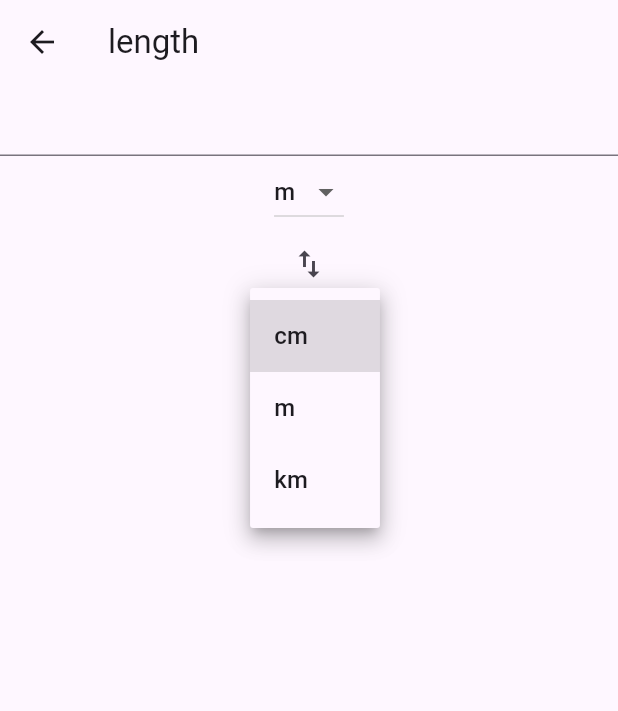
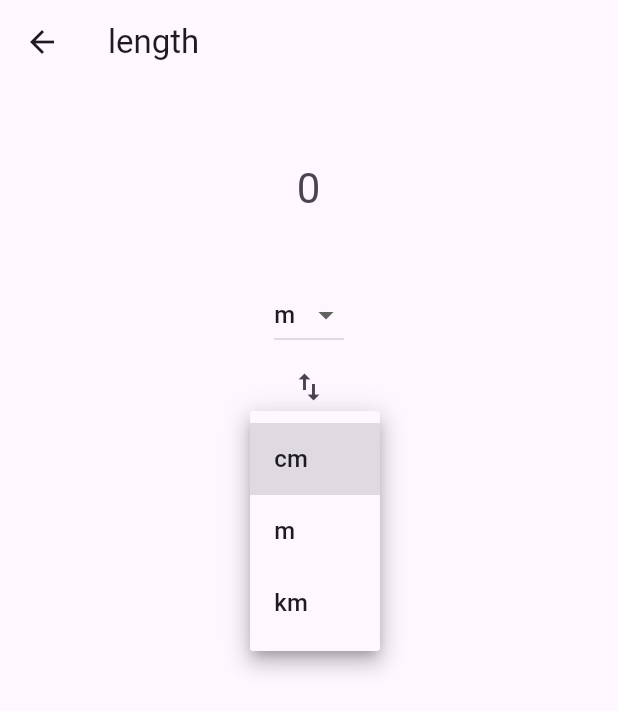
Before and after one commit to BusyHand/mobile_course, a Flutter app: the ConverterScreen screen opened directly with empty values, after a tap on the "swap vert" icon, after a tap on "cm", on a phone screen of 412 x 824 dp. Shown: the top 711 px of the screen. Run offline on Flutter 3.47's test engine with Material 3 defaults, Android fonts, the phone set to English and light mode, and no system bars.

Commit message:
Сделал более читаемый вид

```diff
--- a/lib/models/quantity_type.dart
+++ b/lib/models/quantity_type.dart
@@ -1,7 +1,11 @@
 enum QuantityType {
-  length,
-  weight,
-  temperature,
-  area,
-  currency,
+  length('Длина'),
+  weight('Вес'),
+  temperature('Температура'),
+  area('Площадь'),
+  currency('Валюта');
+
+  final String title;
+
+  const QuantityType(this.title);
 }
--- a/lib/screens/converter_srceen.dart
+++ b/lib/screens/converter_srceen.dart
@@ -1,4 +1,5 @@
 import 'package:flutter/material.dart';
+import 'package:flutter/services.dart';
 
 import '../models/quantity_type.dart';
 import '../models/unit.dart';
@@ -31,6 +32,16 @@ class _ConverterScreenState extends State<ConverterScreen> {
     to = strategy.getUnits()[1];
   }
 
+  String formatResult(double value) {
+    if (value % 1 == 0) {
+      return value.toInt().toString();
+    }
+    return value
+        .toStringAsFixed(4)
+        .replaceAll(RegExp(r'0+$'), '')
+        .replaceAll('.', '.');
+  }
+
   void swap() {
     setState(() {
       final temp = from;
@@ -48,12 +59,33 @@ class _ConverterScreenState extends State<ConverterScreen> {
 
     return Scaffold(
       appBar: AppBar(title: Text(widget.type.name)),
-      body: Column(
+      body: Padding(
+        padding: const EdgeInsets.all(16),
+        child: Column(
+          crossAxisAlignment: CrossAxisAlignment.center,
           children: [
+            const SizedBox(height: 24),
+
+            // INPUT
             TextField(
-            keyboardType: TextInputType.number,
+              keyboardType: const TextInputType.numberWithOptions(
+                decimal: true,
+              ),
+              inputFormatters: [
+                FilteringTextInputFormatter.allow(RegExp(r'^\d*\.?\d*$')),
+              ],
               onChanged: (v) => setState(() => input = v),
+              textAlign: TextAlign.center,
+              style: const TextStyle(fontSize: 28),
+              decoration: const InputDecoration(
+                hintText: '0',
+                border: InputBorder.none,
               ),
+            ),
+
+            const SizedBox(height: 32),
+
+            // FROM
             DropdownButton<Unit>(
               value: from,
               items: strategy
@@ -63,6 +95,8 @@ class _ConverterScreenState extends State<ConverterScreen> {
               onChanged: (v) => setState(() => from = v!),
             ),
             IconButton(icon: const Icon(Icons.swap_vert), onPressed: swap),
+
+            // TO
             DropdownButton<Unit>(
               value: to,
               items: strategy
@@ -71,8 +105,18 @@ class _ConverterScreenState extends State<ConverterScreen> {
                   .toList(),
               onChanged: (v) => setState(() => to = v!),
             ),
-          if (result != null) Text('Result: $result'),
+
+            const SizedBox(height: 24),
+            if (result != null)
+              Text(
+                'Result: ${formatResult(result)}',
+                style: const TextStyle(
+                  fontSize: 24,
+                  fontWeight: FontWeight.w600,
+                ),
+              ),
           ],
+        ),
       ),
     );
   }
--- a/lib/screens/home_screen.dart
+++ b/lib/screens/home_screen.dart
@@ -13,7 +13,7 @@ class HomeScreen extends StatelessWidget {
       body: ListView(
         children: QuantityType.values.map((type) {
           return ListTile(
-            title: Text(type.name),
+            title: Text(type.title),
             onTap: () {
               Navigator.push(
                 context,
```
Lines whose indentation alone changed are shown as unchanged.
